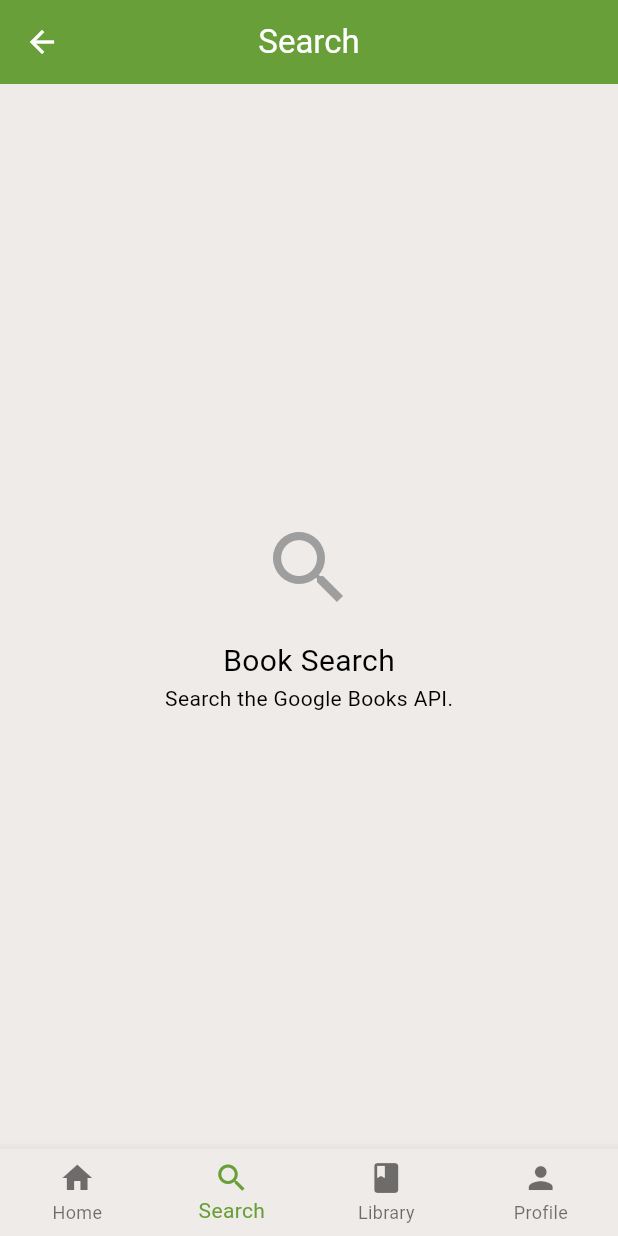
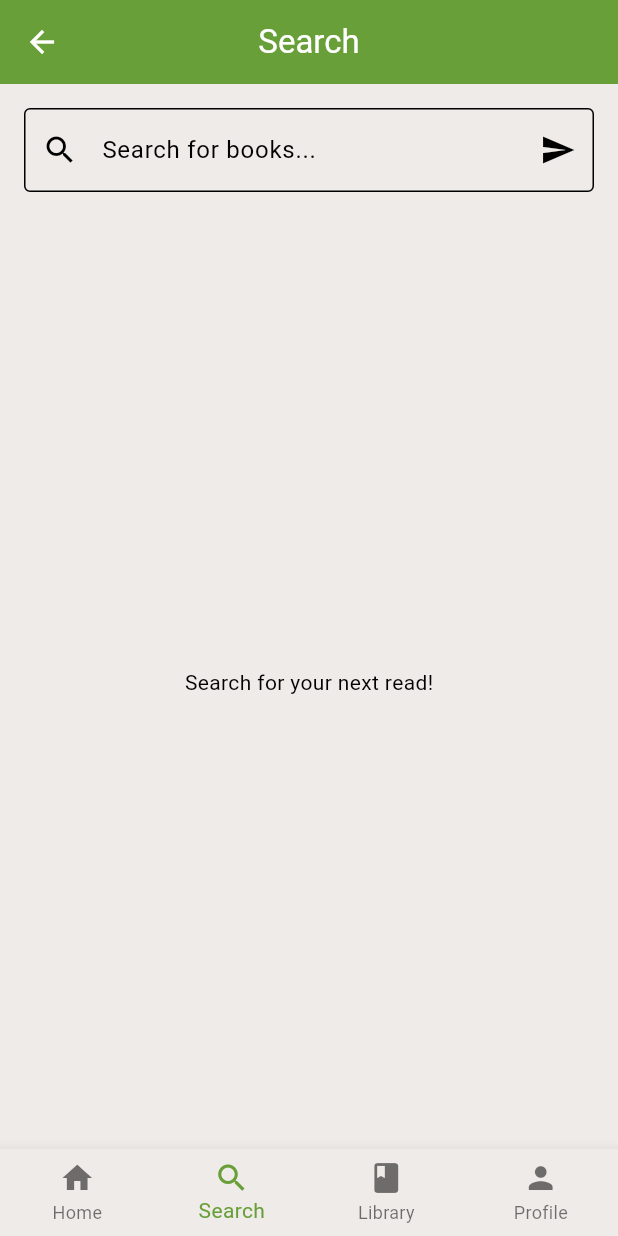
Before and after one commit to autumnlee333/sye_app, a Flutter app: the MainNavigation screen opened directly, item 2 of the bottom bar chosen, on a phone screen of 412 x 824 dp. Run offline on Flutter 3.47's test engine with Material 3 defaults, Android fonts, the phone set to English and light mode, and no system bars; our stand-ins replace cloud_firestore, firebase_auth, firebase_core, flutter_riverpod, freezed_annotation, google_sign_in and 1 more; accounts and stored records are empty; network calls fail.

Commit message:
feat: implement Book Search feature and fix AsyncNotifier errors
- Implement BookModel, BookService, and BookProvider using Google Books API
- Fix AsyncNotifier errors in book_provider.dart for Riverpod 3.x
- Connect BookSearchTab to MainNavigation
- Enhance AuthWrapper to sync Firestore profile with local storage
- Resolve deprecations and add missing @override in storage_provider.dart
- Update Prompts.md and Requirements.md

```diff
--- a/lib/providers/storage_provider.dart
+++ b/lib/providers/storage_provider.dart
@@ -17,5 +17,6 @@ class OnboardingNotifier extends Notifier<bool> {
   }
 
   /// Sets the onboarding status and updates the state.
+  @override
   set state(bool value) => super.state = value;
 }
--- a/lib/screens/main_navigation.dart
+++ b/lib/screens/main_navigation.dart
@@ -3,6 +3,8 @@ import 'package:flutter_riverpod/flutter_riverpod.dart';
 import '../providers/auth_provider.dart';
 import '../providers/navigation_provider.dart';
 import '../providers/user_provider.dart';
+import '../providers/book_provider.dart';
+import '../widgets/book_card.dart';
 
 class MainNavigation extends ConsumerWidget {
   const MainNavigation({super.key});
@@ -13,7 +15,7 @@ class MainNavigation extends ConsumerWidget {
 
     final List<Widget> screens = [
       const _HomePlaceholder(),
-      const _SearchPlaceholder(),
+      const BookSearchTab(),
       const _LibraryPlaceholder(),
       const _ProfilePlaceholder(),
     ];
@@ -67,20 +69,74 @@ class _HomePlaceholder extends StatelessWidget {
   }
 }
 
-class _SearchPlaceholder extends StatelessWidget {
-  const _SearchPlaceholder();
+class BookSearchTab extends ConsumerStatefulWidget {
+  const BookSearchTab({super.key});
+
+  @override
+  ConsumerState<BookSearchTab> createState() => _BookSearchTabState();
+}
+
+class _BookSearchTabState extends ConsumerState<BookSearchTab> {
+  final _searchController = TextEditingController();
+
+  @override
+  void dispose() {
+    _searchController.dispose();
+    super.dispose();
+  }
+
+  void _onSearch() {
+    final query = _searchController.text.trim();
+    if (query.isNotEmpty) {
+      ref.read(bookSearchProvider.notifier).search(query);
+    }
+  }
+
   @override
   Widget build(BuildContext context) {
-    return const Center(
-      child: Column(
-        mainAxisAlignment: MainAxisAlignment.center,
-        children: [
-          Icon(Icons.search, size: 64, color: Colors.grey),
-          SizedBox(height: 16),
-          Text('Book Search', style: TextStyle(fontSize: 20)),
-          Text('Search the Google Books API.'),
-        ],
-      ),
+    final searchResults = ref.watch(bookSearchProvider);
+
+    return Column(
+      children: [
+        Padding(
+          padding: const EdgeInsets.all(16.0),
+          child: TextField(
+            controller: _searchController,
+            decoration: InputDecoration(
+              hintText: 'Search for books...',
+              prefixIcon: const Icon(Icons.search),
+              suffixIcon: IconButton(
+                icon: const Icon(Icons.send),
+                onPressed: _onSearch,
+              ),
+              border: const OutlineInputBorder(),
+            ),
+            onSubmitted: (_) => _onSearch(),
+          ),
+        ),
+        Expanded(
+          child: searchResults.when(
+            data: (books) {
+              if (books.isEmpty) {
+                return const Center(child: Text('Search for your next read!'));
+              }
+              return ListView.builder(
+                itemCount: books.length,
+                itemBuilder: (context, index) {
+                  return BookCard(
+                    book: books[index],
+                    onTap: () {
+                      // TODO: Navigate to Book Details
+                    },
+                  );
+                },
+              );
+            },
+            loading: () => const Center(child: CircularProgressIndicator()),
+            error: (e, __) => Center(child: Text('Error: $e')),
+          ),
+        ),
+      ],
     );
   }
 }
@@ -132,7 +188,7 @@ class _ProfilePlaceholder extends ConsumerWidget {
             label: const Text('Sign Out'),
             style: ElevatedButton.styleFrom(
               foregroundColor: Colors.red,
-              backgroundColor: Colors.red.withOpacity(0.1),
+              backgroundColor: Colors.red.withValues(alpha: 0.1),
             ),
           ),
         ],
--- a/lib/screens/onboarding_screen.dart
+++ b/lib/screens/onboarding_screen.dart
@@ -138,7 +138,7 @@ class _OnboardingScreenState extends ConsumerState<OnboardingScreen> {
                     label: Text(genre),
                     selected: isSelected,
                     onSelected: (_) => _onGenreTapped(genre),
-                    selectedColor: Theme.of(context).colorScheme.primary.withOpacity(0.2),
+                    selectedColor: Theme.of(context).colorScheme.primary.withValues(alpha: 0.2),
                     checkmarkColor: Theme.of(context).colorScheme.primary,
                   );
                 }).toList(),
--- a/pubspec.yaml
+++ b/pubspec.yaml
@@ -42,6 +42,7 @@ dependencies:
   google_sign_in: ^7.2.0
   freezed_annotation: ^3.1.0
   json_annotation: ^4.11.0
+  http: ^1.6.0
 
 dev_dependencies:
   flutter_test:
```
Also changed, not shown: lib/models/book_model.dart (added, +22 -0 lines), lib/providers/book_provider.dart (added, +35 -0 lines), lib/screens/auth_wrapper.dart (+35 -10 lines), lib/services/book_service.dart (added, +58 -0 lines), lib/widgets/book_card.dart (added, +62 -0 lines), lib/models/book_model.freezed.dart (added), lib/models/book_model.g.dart (added), pubspec.lock, 3 other files.
